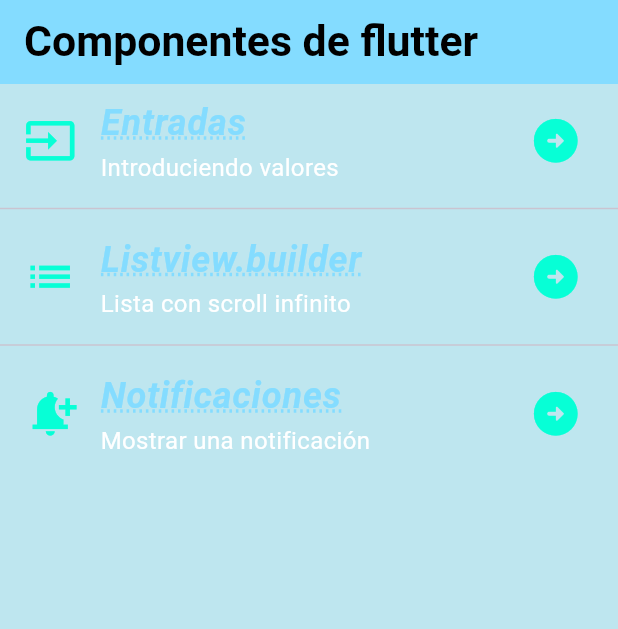
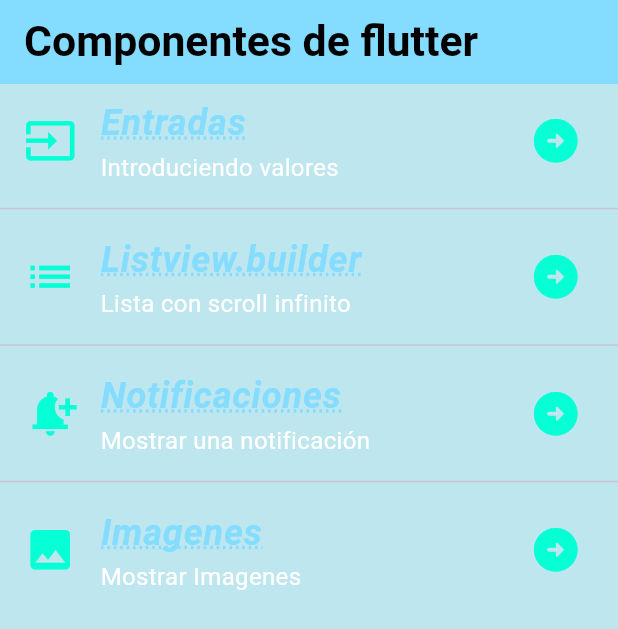
Before and after one commit to MGabriela29/FlutterComponents, a Flutter app: the screen it shows after launch, on a phone screen of 412 x 824 dp. Shown: the top 629 px of the screen. Run offline on Flutter 3.47's test engine with Material 3 defaults, Android fonts, the phone set to English and light mode, and no system bars; our stand-ins replace google_fonts; Roboto replaces fonts that are missing (Gabriela, Laila).

Commit message:
13 Adding Asset Image

```diff
--- a/lib/screens/home_screen.dart
+++ b/lib/screens/home_screen.dart
@@ -1,4 +1,5 @@
 import 'package:flutter/material.dart';
+import 'package:practica3/screens/images_screen.dart';
 import 'package:practica3/screens/inputs_screen.dart';
 import 'package:practica3/theme/app_theme.dart';
 
@@ -72,6 +73,25 @@ class HomeScreen extends StatelessWidget {
               Navigator.push(context, ruta3);
             },
           ),
+           const Divider(),
+          ListTile(
+            title: Text('Imagenes',
+            style: AppTheme.lightTheme.textTheme.headlineLarge,),
+            subtitle: Text('Mostrar Imagenes',
+            style: AppTheme.lightTheme.textTheme.bodySmall,),
+            leading:IconTheme(
+              data: AppTheme.lightTheme.iconTheme,
+              child: const  Icon(Icons.image),),
+            trailing:IconTheme(
+              data: AppTheme.lightTheme.iconTheme,
+              child: const Icon(Icons.arrow_circle_right_rounded),),
+            onTap: () {
+              final ruta4 = MaterialPageRoute(builder: (context){
+                return const ImagesScreen();
+              });
+              Navigator.push(context, ruta4);
+            },
+          ),
         ],
       ),
     );
--- a/pubspec.yaml
+++ b/pubspec.yaml
@@ -18,3 +18,5 @@ dev_dependencies:
 
 flutter:
   uses-material-design: true
+  assets:
+    - assets/img/
```
Also changed, not shown: lib/screens/images_screen.dart (added, +24 -0 lines), assets/img/logoInt.png (added).
